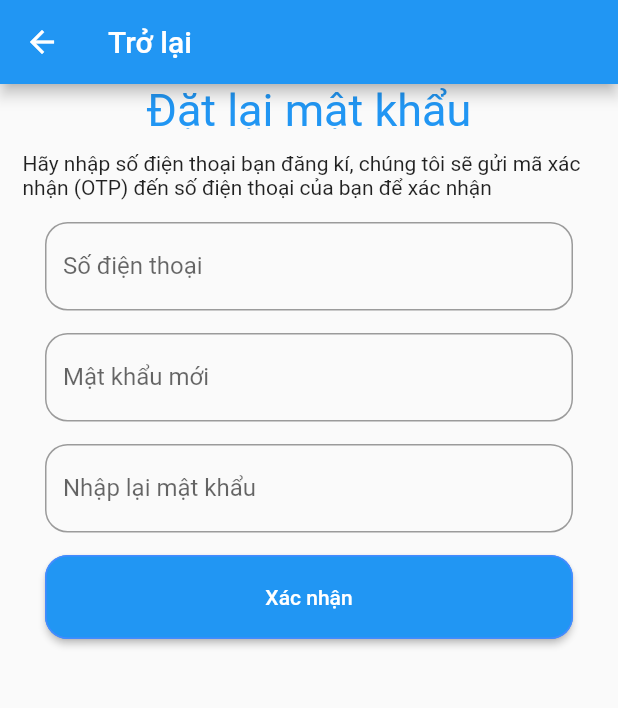
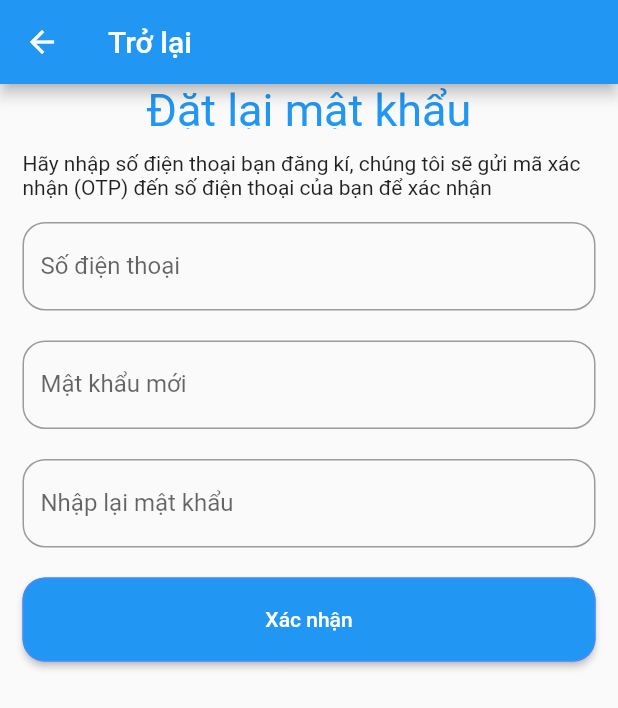
Before and after one commit to Hainam17/login, a Flutter app: the LoginScreen screen opened directly, after a tap on "Quên mật khẩu ?", on a phone screen of 412 x 824 dp. Shown: the top 708 px of the screen. Run offline on Flutter 3.47's test engine with Material 2 defaults, Android fonts, the phone set to English and light mode, and no system bars; our stand-ins replace firebase_auth, firebase_core, fluttertoast, geocoding, geolocator, google_fonts and 1 more; missing offline and left inert: qr_code_scanner; accounts and stored records are empty.

Commit message:
shared_preferences

```diff
--- a/lib/check_out/check_out.dart
+++ b/lib/check_out/check_out.dart
@@ -51,7 +51,7 @@ class _CheckOutState extends State<CheckOut> {
                     ),
                   ),
                   const SizedBox(height: 30),
-                Container(
+                  Container(
                       height: 200,
                       width: double.infinity,
                       decoration: BoxDecoration(
@@ -75,7 +75,8 @@ class _CheckOutState extends State<CheckOut> {
                             color: Colors.white
                           ),
                           textAlign: TextAlign.center,
-                        ),const SizedBox(height: 20),
+                        ),
+                          const SizedBox(height: 20),
                           Counting(),
                         ]
                       ),
--- a/lib/login/forgot_pass.dart
+++ b/lib/login/forgot_pass.dart
@@ -11,14 +11,6 @@ class FoGot extends StatefulWidget {
 class _FoGotState extends State<FoGot> {
   @override
   Widget build(BuildContext context) {
-    var myBoder =OutlineInputBorder(
-        borderRadius: new BorderRadius.only(
-          bottomLeft: const Radius.circular(15),
-          bottomRight: const Radius.circular(15),
-          topLeft: const Radius.circular(15),
-          topRight: const Radius.circular(15),
-        )
-    );
     return Scaffold(
       appBar: AppBar(
           title: Text(
@@ -58,42 +50,41 @@ class _FoGotState extends State<FoGot> {
               padding: const EdgeInsets.all(15),
               child: Column(
                 children: [
-                  Padding(
-                      padding: EdgeInsets.fromLTRB(15, 0, 15, 0),
-                      child: TextField(
+                  TextField(
                         decoration: InputDecoration(
-                          border: myBoder,
                           labelText: 'Số điện thoại',
+                          border: new OutlineInputBorder(
+                            borderRadius: new BorderRadius.circular(15.0),
+                            borderSide: new BorderSide(),
+                          ),
                         ),
                         keyboardType: TextInputType.number,
                         inputFormatters: <TextInputFormatter>[
                         ],
-                      )
-                  ),
-                  Padding(
-                      padding: EdgeInsets.fromLTRB(15, 15, 15, 0),
-                      child: TextField(
+                  ),const SizedBox(height: 20),
+                  TextField(
                         decoration: InputDecoration(
-                          border: myBoder,
                           labelText: 'Mật khẩu mới',
+                          border: new OutlineInputBorder(
+                            borderRadius: new BorderRadius.circular(15.0),
+                            borderSide: new BorderSide(),
+                          ),
                         ),
-                      )),
-                  Padding(
-                      padding: EdgeInsets.fromLTRB(15, 15, 15, 15),
-                      child: TextField(
+                      ),const SizedBox(height: 20),
+                      TextField(
                         decoration: InputDecoration(
-                          border: myBoder,
                           labelText: 'Nhập lại mật khẩu',
+                          border: new OutlineInputBorder(
+                            borderRadius: new BorderRadius.circular(15.0),
+                            borderSide: new BorderSide(),
+                          ),
                         ),
-                      )
-                  ),
-                  Padding(
-                    padding: const EdgeInsets.fromLTRB(15, 0, 15, 0),
-                    child: SizedBox(
+                      ),const SizedBox(height: 20),
+                    SizedBox(
                       width: double.infinity,
                       height: 56,
                       child: ElevatedButton(
-                        onPressed: onConfirm,
+                        onPressed: (){},
                         child:
                         Text("Xác nhận",
                           style: TextStyle(),
@@ -108,7 +99,6 @@ class _FoGotState extends State<FoGot> {
                   ),
                     )
                     )
-                  )
                 ],
               ),
             )
@@ -117,6 +107,4 @@ class _FoGotState extends State<FoGot> {
       ]),
     );
   }
-  void onConfirm(){
-  }
 }
--- a/lib/login/login_page.dart
+++ b/lib/login/login_page.dart
@@ -1,3 +1,4 @@
+import 'package:flutter/cupertino.dart';
 import 'package:flutter/material.dart';
 import 'package:login_ssk/home/home.dart';
 import 'package:login_ssk/login/forgot_pass.dart';
@@ -10,18 +11,9 @@ class LoginScreen extends StatefulWidget {
   @override
   _LoginScreenState createState() => _LoginScreenState();
 }
-
 class _LoginScreenState extends State<LoginScreen> {
   @override
   Widget build(BuildContext context) {
-    var myBorder =OutlineInputBorder(
-        borderRadius: new BorderRadius.only(
-          bottomLeft: const Radius.circular(15),
-          bottomRight: const Radius.circular(15),
-          topLeft: const Radius.circular(15),
-          topRight: const Radius.circular(15),
-        )
-    );
     return Scaffold(
       body: SafeArea(
         child: ListView(
@@ -42,16 +34,20 @@ class _LoginScreenState extends State<LoginScreen> {
                         children: <Widget>[
                           TextField(
                               decoration: InputDecoration(
-                                border: myBorder,
                                 labelText: 'Tên đăng nhập',
+                                border: OutlineInputBorder(
+                                  borderRadius: BorderRadius.circular(15.0),
+                                ),
                               ),
                             ),
                           const SizedBox(height: 30),
                           TextField(
                               obscureText: true,
                               decoration: InputDecoration(
-                                border: myBorder,
                                 labelText: 'Mật khẩu',
+                                border: OutlineInputBorder(
+                                  borderRadius: BorderRadius.circular(15.0),
+                                ),
                               ),
                             ),
                           const SizedBox(height: 30),
@@ -106,7 +102,8 @@ class _LoginScreenState extends State<LoginScreen> {
                                     },
                                     child: Text(
                                       'Đăng kí',
-                                    ))
+                                    )
+                                )
                               ],
                             ),
                           )
--- a/lib/model/counting_time.dart
+++ b/lib/model/counting_time.dart
@@ -12,8 +12,7 @@ class Counting extends StatefulWidget {
 
 class _CountingState extends State<Counting>{
   int seconds =0;
-  Duration duration = Duration();
-  Timer ? timer;
+  Duration duration = const Duration();
   addTime() async {
     final prefs = await SharedPreferences.getInstance();
     setState(() {
@@ -24,7 +23,7 @@ class _CountingState extends State<Counting>{
   }
   void initState (){
     super.initState();
-      timer = Timer.periodic(Duration(seconds: 1), (_){
+      Timer.periodic(const Duration(seconds: 1), (_){
         addTime();
       });
   }
```
Also changed, not shown: lib/model/location.dart (+16 -3 lines).
